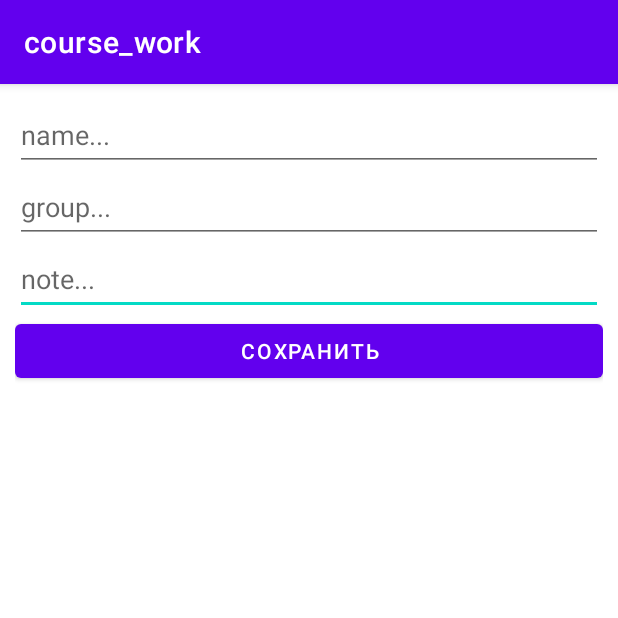
After one commit to WukAp/course_work, an Android app: the AthleteNoteActivity screen opened directly, with no data from a screen before it, on a phone screen of 412 x 824 dp, the top half of it. The commit adds this screen. Run offline under Robolectric (Android 15) with nearby library versions, the phone set to English and light mode, and no system bars; 3 statements that could not run were skipped.

Commit message:
first point

```diff
--- a/app/src/main/AndroidManifest.xml
+++ b/app/src/main/AndroidManifest.xml
@@ -14,7 +14,7 @@
         android:theme="@style/Theme.Course_work"
         tools:targetApi="31">
         <activity
-            android:name=".MainActivity"
+            android:name=".activities.MainActivity"
             android:exported="true">
             <intent-filter>
                 <action android:name="android.intent.action.MAIN" />
@@ -22,6 +22,7 @@
                 <category android:name="android.intent.category.LAUNCHER" />
             </intent-filter>
         </activity>
+        <activity android:name=".activities.AthleteNoteActivity" />
     </application>
 
 </manifest>
--- /dev/null
+++ b/app/src/main/java/com/example/course_work/activities/AthleteNoteActivity.kt
@@ -0,0 +1,79 @@
+package com.example.course_work.activities
+
+import android.os.Bundle
+import android.widget.Button
+import android.widget.EditText
+import android.widget.Toast
+import androidx.appcompat.app.AppCompatActivity
+import com.example.course_work.R
+import com.example.course_work.models.Athlete
+import com.example.course_work.utils.AthleteSerializationUtils
+import java.io.FileOutputStream
+import java.io.IOException
+
+class AthleteNoteActivity : AppCompatActivity() {
+
+    val FILE_NAME = "AthleteList"
+    var athleteList = mutableListOf<Athlete>()
+
+    override fun onCreate(savedInstanceState: Bundle?) {
+        super.onCreate(savedInstanceState)
+        setContentView(R.layout.activity_athlete_note)
+        val name: EditText = findViewById(R.id.note_input_name)
+        val group: EditText = findViewById(R.id.note_input_group)
+        val note: EditText = findViewById(R.id.note_input_note)
+
+        athleteList =
+            intent.getStringExtra("athleteList")?.let {
+                AthleteSerializationUtils.deserializationAthleteList(it)
+                    .toMutableList()
+            }!!
+
+        val position = intent.getStringExtra("position")!!.toInt()
+        setText(athleteList[position])
+
+        val savingButton: Button = findViewById(R.id.saving_button)
+        savingButton.setOnClickListener {
+            athleteList[position] =
+                Athlete(name.text.toString(), group.text.toString(), note.text.toString())
+            saveText()
+
+
+        }
+    }
+
+    override fun onBackPressed() {
+        setContentView(R.id.recyclerView)
+    }
+
+    private fun setText(athlete: Athlete) {
+        val name: EditText = findViewById(R.id.note_input_name)
+        val group: EditText = findViewById(R.id.note_input_group)
+        val note: EditText = findViewById(R.id.note_input_note)
+
+        name.setText(athlete.name)
+        group.setText(athlete.group)
+        note.setText(athlete.note)
+    }
+
+
+    // сохранение файла
+    private fun saveText() {
+        var fos: FileOutputStream? = null
+        try {
+            val text = AthleteSerializationUtils.serialization(athleteList)
+            fos = openFileOutput(FILE_NAME, MODE_PRIVATE)
+            fos.write(text.toByteArray())
+            Toast.makeText(this, "Сохранено", Toast.LENGTH_SHORT).show()
+        } catch (ex: IOException) {
+            Toast.makeText(this, ex.message, Toast.LENGTH_SHORT).show()
+        } finally {
+            try {
+                fos?.close()
+            } catch (ex: IOException) {
+                Toast.makeText(this, ex.message, Toast.LENGTH_SHORT).show()
+            }
+        }
+    }
+
+}
--- /dev/null
+++ b/app/src/main/res/layout/activity_athlete_note.xml
@@ -0,0 +1,44 @@
+<?xml version="1.0" encoding="utf-8"?>
+<LinearLayout xmlns:android="http://schemas.android.com/apk/res/android"
+    android:layout_width="fill_parent"
+    android:layout_height="fill_parent"
+    android:orientation="vertical"
+    android:padding="10dp">
+
+    <EditText
+        android:id="@+id/note_input_name"
+        android:layout_width="match_parent"
+        android:layout_height="wrap_content"
+        android:hint="@string/name_hint"
+        android:minHeight="48dp">
+
+        <requestFocus />
+    </EditText>
+
+    <EditText
+        android:id="@+id/note_input_group"
+        android:layout_width="match_parent"
+        android:layout_height="wrap_content"
+        android:hint="@string/group_hint"
+        android:minHeight="48dp">
+
+        <requestFocus />
+    </EditText>
+
+    <EditText
+        android:id="@+id/note_input_note"
+        android:layout_width="match_parent"
+        android:layout_height="wrap_content"
+        android:hint="@string/note_hint"
+        android:minHeight="48dp">
+
+        <requestFocus />
+    </EditText>
+
+    <Button
+        android:id="@+id/saving_button"
+        android:layout_width="match_parent"
+        android:layout_height="wrap_content"
+        android:text="@string/save" />
+
+</LinearLayout>
--- a/app/src/main/res/values/colors.xml
+++ b/app/src/main/res/values/colors.xml
@@ -7,4 +7,6 @@
     <color name="teal_700">#FF018786</color>
     <color name="black">#FF000000</color>
     <color name="white">#FFFFFFFF</color>
+    <color name="athlete_light_background">#EBEFFF</color>
+    <color name="athlete_dark_background">#BDCAFF</color>
 </resources>
--- a/app/src/main/res/values/strings.xml
+++ b/app/src/main/res/values/strings.xml
@@ -1,5 +1,10 @@
 <resources>
     <string name="app_name">course_work</string>
+    <string name="name_hint">name...</string>
+    <string name="group_hint">group...</string>
+    <string name="note_hint">note...</string>
+    <string name="save">Сохранить</string>
+    <string name="name">имя</string>
     <string-array name="cat_names">
         <item>Рыжик</item>
         <item>Барсик</item>
--- a/build.gradle
+++ b/build.gradle
@@ -3,6 +3,7 @@ plugins {
     id 'com.android.application' version '7.2.1' apply false
     id 'com.android.library' version '7.2.1' apply false
     id 'org.jetbrains.kotlin.android' version '1.6.10' apply false
+    id 'org.jetbrains.kotlin.plugin.serialization' version '1.6.21'
 }
 
 task clean(type: Delete) {
```
Also changed, not shown: app/build.gradle (+10 -2 lines), app/src/main/java/com/example/course_work/MainActivity.kt (deleted, +0 -28 lines), app/src/main/java/com/example/course_work/activities/MainActivity.kt (added, +151 -0 lines), app/src/main/java/com/example/course_work/adapters/Adapter.kt (renamed from app/src/main/java/com/example/course_work/Adapter.kt, +7 -12 lines), app/src/main/java/com/example/course_work/adapters/RecyclerItemClickListener.kt (added, +57 -0 lines), app/src/main/java/com/example/course_work/models/Athlete.kt (added, +22 -0 lines), app/src/main/java/com/example/course_work/utils/AthleteSerializationUtils.kt (added, +24 -0 lines), app/src/main/res/layout/activity_main.xml (+32 -12 lines), app/src/main/res/layout/athlete_item.xml (+29 -9 lines), app/src/main/res/layout/item_dialoge.xml (added, +52 -0 lines), 1 other file.
